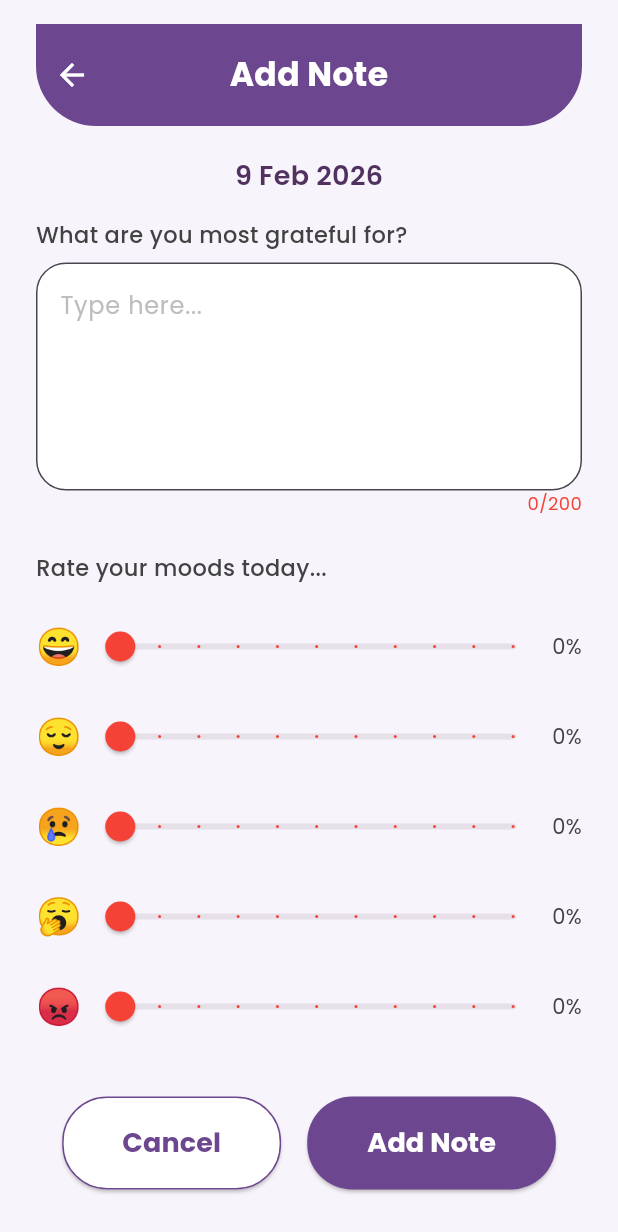
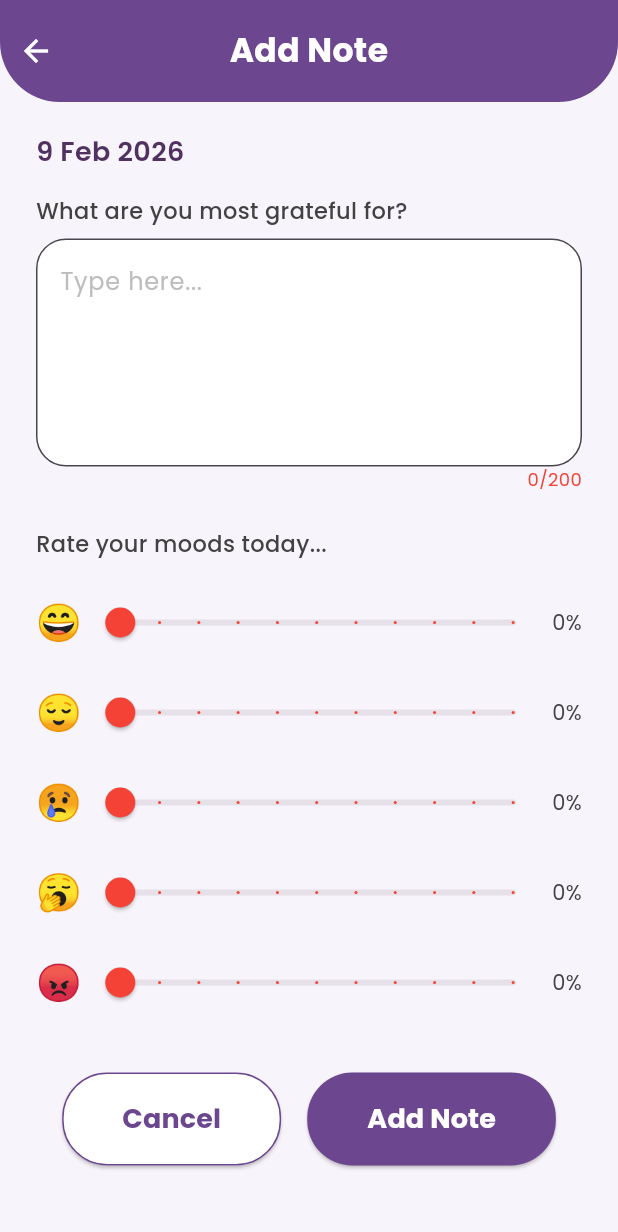
Before and after one commit to NirmaliePerera/gratify, a Flutter app: the HomeScreen screen opened directly, after a tap on "Add your first note", on a phone screen of 412 x 824 dp. Shown: the top 1232 px of the screen. Run offline on Flutter 3.47's test engine with Material 3 defaults, Android fonts, the phone set to English and light mode, and no system bars; our stand-ins replace google_fonts, shared_preferences, sqflite, table_calendar; accounts and stored records are empty.

Commit message:
Fixed the header to be consistent

```diff
--- a/lib/screens/add_notes_screen.dart
+++ b/lib/screens/add_notes_screen.dart
@@ -2,6 +2,8 @@ import 'package:flutter/material.dart';
 import 'package:google_fonts/google_fonts.dart';
 import '../db/database_helper.dart';
 import '../models/journal_entry_model.dart';
+import '../widgets/purple_header.dart';
+
 //import 'dart:convert';
 
 class AddNotesScreen extends StatefulWidget {
@@ -137,53 +139,18 @@ class _AddNoteScreenState extends State<AddNotesScreen> {
       backgroundColor: const Color(0xFFF8F4FB),
       body: SafeArea(
         child: SingleChildScrollView(
-          padding: const EdgeInsets.symmetric(horizontal: 24, vertical: 16),
           child: Column(
             crossAxisAlignment: CrossAxisAlignment.center,
             children: [
               // purple header with rounded bottom
-              Container(
-                width: double.infinity,
-                padding: const EdgeInsets.symmetric(vertical: 10),
-                decoration: const BoxDecoration(
-                  color: Color(0xFF6C468E),
-                  borderRadius: BorderRadius.only(
-                    bottomLeft: Radius.circular(40),
-                    bottomRight: Radius.circular(40),
-                  ),
-                ),
-                child: Row(
-                  crossAxisAlignment: CrossAxisAlignment.center,
-                  children: [
-                    // Back button
-                    IconButton(
-                      icon: const Icon(Icons.arrow_back),
-                      color: Colors.white,
-                      onPressed: () => Navigator.pop(context),
-                      tooltip: 'Back',
-                    ),
-
-                    // Title (centered visually)
-                    Expanded(
-                      child: Text(
-                        "Add Note",
-                        textAlign: TextAlign.center,
-                        style: GoogleFonts.poppins(
-                          fontSize: 22,
-                          color: Colors.white,
-                          fontWeight: FontWeight.bold,
-                        ),
-                      ),
-                    ),
-
-                    //Invisible spacer to keep title centered (same width as IconButton)
-                    SizedBox(width: 48),
-                  ],
-                ),
-              ),
+              const PurpleHeader(title: "Add Note"),
 
               const SizedBox(height: 20),
-
+              Padding(
+                padding: const EdgeInsets.symmetric(horizontal: 24.0),
+                child: Column(
+                  crossAxisAlignment: CrossAxisAlignment.start,
+                  children: [
                     Text(
                       formattedDate,
                       style: GoogleFonts.poppins(
@@ -330,6 +297,9 @@ class _AddNoteScreenState extends State<AddNotesScreen> {
                   ],
                 ),
               ),
+            ],
+          ),
+        ),
       ),
     );
   }
--- a/lib/screens/home_screen.dart
+++ b/lib/screens/home_screen.dart
@@ -6,6 +6,8 @@ import 'set_passcode_screen.dart';
 import 'add_notes_screen.dart';
 import 'view_notes_screen.dart';
 import 'send_feedback_screen.dart';
+import '../widgets/purple_header.dart';
+
 
 class HomeScreen extends StatelessWidget {
   const HomeScreen({super.key});
@@ -78,29 +80,8 @@ class HomeScreen extends StatelessWidget {
       body: Column(
         children: [
           //Purple Header Bar
-          Container(
-            width: double.infinity,
-            padding: const EdgeInsets.symmetric(vertical: 20),
-            decoration: const BoxDecoration(
-              color: const Color(0xFF6C468E),
-              borderRadius: BorderRadius.only(
-                bottomLeft: Radius.circular(40),
-                bottomRight: Radius.circular(40),
-              ),
-            ),
+          const PurpleHeader(title: "Gratify", showBack: false),
 
-            child: Text(
-              "Gratify",
-              textAlign: TextAlign.center,
-              style: GoogleFonts.pacifico(
-                fontSize: 32,
-                fontWeight: FontWeight.w400,
-                color: Colors.white,
-              ),
-            ),
-          ),
-
-          //Title
           const SizedBox(height: 20),
 
           // Subtitle
--- /dev/null
+++ b/lib/widgets/purple_header.dart
@@ -0,0 +1,57 @@
+import 'package:flutter/material.dart';
+import 'package:google_fonts/google_fonts.dart';
+
+class PurpleHeader extends StatelessWidget {
+  final String title;
+  final bool showBack;
+
+  const PurpleHeader({
+    super.key,
+    required this.title,
+    this.showBack = true,
+  });
+
+  @override
+  Widget build(BuildContext context) {
+    return Container(
+      width: double.infinity,
+      padding: const EdgeInsets.symmetric(vertical: 10),
+      decoration: const BoxDecoration(
+        color: Color(0xFF6C468E),
+        borderRadius: BorderRadius.only(
+          bottomLeft: Radius.circular(40),
+          bottomRight: Radius.circular(40),
+        ),
+      ),
+      child: Row(
+        crossAxisAlignment: CrossAxisAlignment.center,
+        children: [
+          // Back button (optional)
+          showBack
+              ? IconButton(
+                  icon: const Icon(Icons.arrow_back),
+                  color: Colors.white,
+                  onPressed: () => Navigator.pop(context),
+                )
+              : const SizedBox(width: 48),
+
+          // Title
+          Expanded(
+            child: Text(
+              title,
+              textAlign: TextAlign.center,
+              style: GoogleFonts.poppins(
+                fontSize: 22,
+                color: Colors.white,
+                fontWeight: FontWeight.bold,
+              ),
+            ),
+          ),
+
+          // Invisible spacer to keep title centered
+          const SizedBox(width: 48),
+        ],
+      ),
+    );
+  }
+}
```
Also changed, not shown: lib/screens/note_detail_screen.dart (+5 -2 lines), lib/screens/view_notes_screen.dart (+30 -22 lines). Lines whose indentation alone changed are shown as unchanged.
